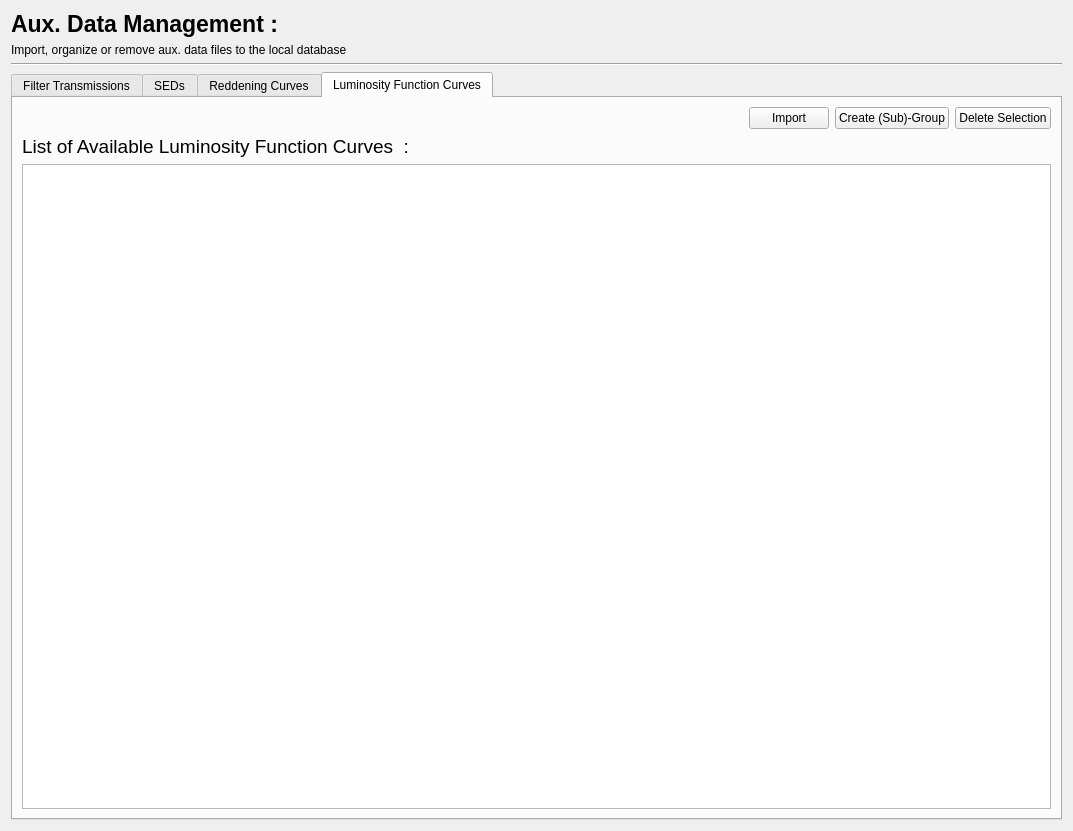
Qt form PhzQtUI/auxdir/PhzQtUI/FormAuxDataManagement.ui (astrorama/Phosphoros) before a commit.
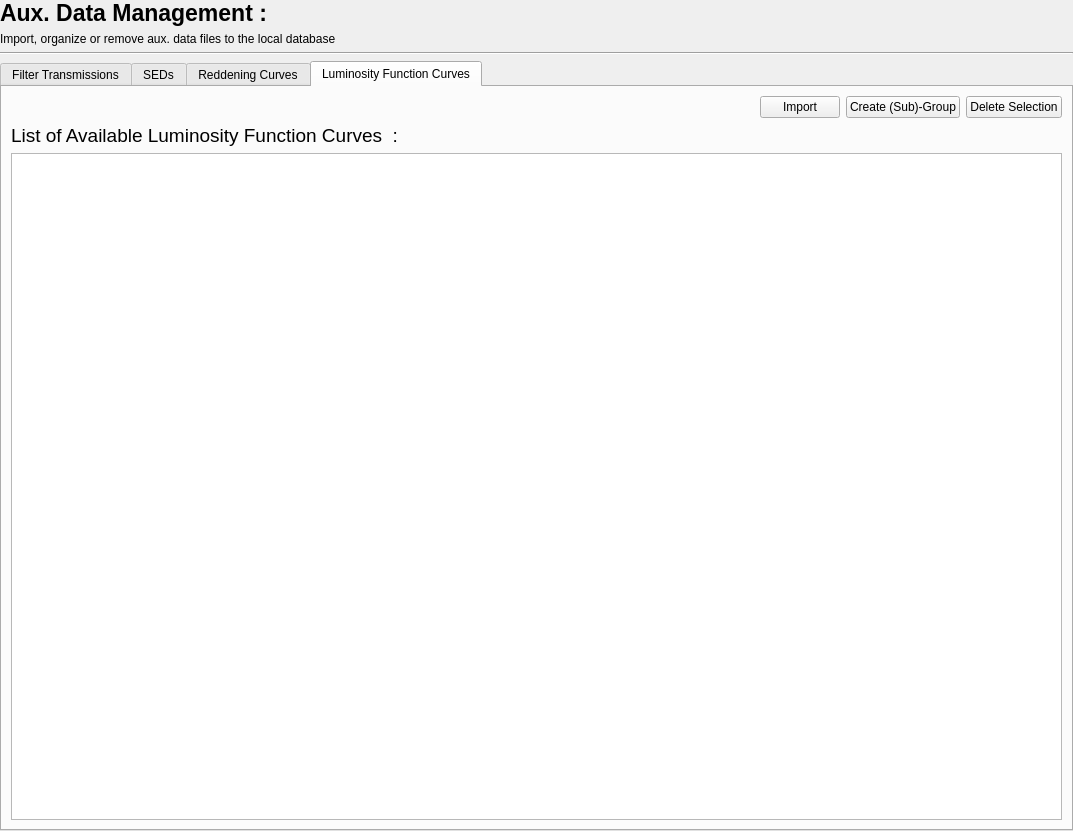
The same form after that commit.

Commit message: Removed the margins from all main windows

```diff
--- a/PhzQtUI/auxdir/PhzQtUI/FormAuxDataManagement.ui
+++ b/PhzQtUI/auxdir/PhzQtUI/FormAuxDataManagement.ui
@@ -14,6 +14,9 @@
    <string>Form</string>
   </property>
   <layout class="QVBoxLayout" name="verticalLayout_2">
+   <property name="margin">
+    <number>0</number>
+   </property>
    <item>
     <layout class="QHBoxLayout" name="horizontalLayout_12">
      <item>
```
The commit also changes 5 other files.
